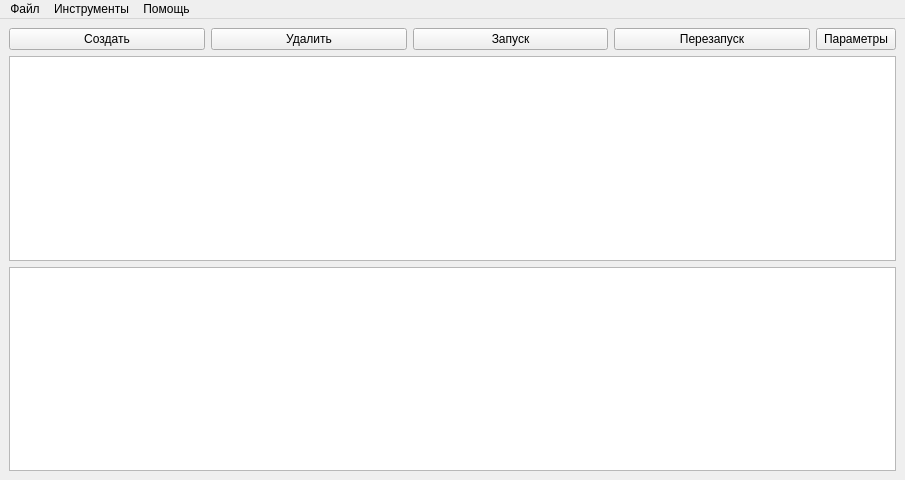
The window that src/autosend/ui/autosend.ui (graph26/AutoSend) describes before a commit, drawn with Qt 5.
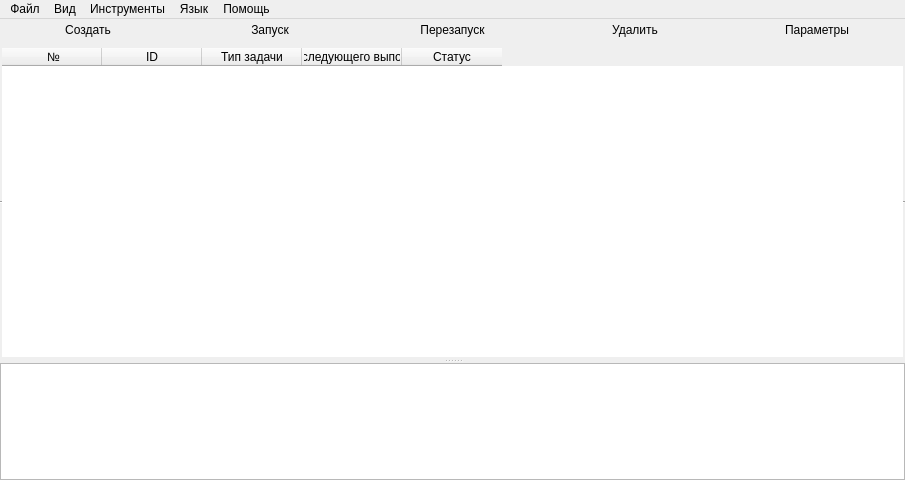
The same window after the commit. Icons and pictures are not drawn.

The edit to the form file:
```diff
--- a/src/autosend/ui/autosend.ui
+++ b/src/autosend/ui/autosend.ui
@@ -14,19 +14,35 @@
    <string>AutoSend</string>
   </property>
   <widget class="QWidget" name="centralwidget">
-   <property name="minimumSize">
-    <size>
-     <width>905</width>
-     <height>217</height>
-    </size>
-   </property>
-   <layout class="QVBoxLayout" name="verticalLayout_2">
-    <item>
      <layout class="QVBoxLayout" name="verticalLayout">
+    <property name="leftMargin">
+     <number>0</number>
+    </property>
+    <property name="topMargin">
+     <number>0</number>
+    </property>
+    <property name="rightMargin">
+     <number>0</number>
+    </property>
+    <property name="bottomMargin">
+     <number>0</number>
+    </property>
       <item>
        <layout class="QHBoxLayout" name="horizontalLayout">
+      <property name="leftMargin">
+       <number>0</number>
+      </property>
+      <property name="topMargin">
+       <number>0</number>
+      </property>
+      <property name="rightMargin">
+       <number>0</number>
+      </property>
+      <property name="bottomMargin">
+       <number>0</number>
+      </property>
         <item>
-         <widget class="QPushButton" name="button_create">
+       <widget class="QToolButton" name="button_create">
           <property name="sizePolicy">
            <sizepolicy hsizetype="Minimum" vsizetype="Minimum">
             <horstretch>0</horstretch>
@@ -46,27 +62,22 @@
             <height>50</height>
            </size>
           </property>
-         </widget>
-        </item>
-        <item>
-         <widget class="QPushButton" name="button_delete">
-          <property name="text">
-           <string>Удалить</string>
-          </property>
-          <property name="icon">
-           <iconset>
-            <normaloff>image/delete.png</normaloff>image/delete.png</iconset>
-          </property>
-          <property name="iconSize">
-           <size>
-            <width>50</width>
-            <height>50</height>
-           </size>
-          </property>
+        <property name="toolButtonStyle">
+         <enum>Qt::ToolButtonTextUnderIcon</enum>
+        </property>
+        <property name="autoRaise">
+         <bool>true</bool>
+        </property>
          </widget>
         </item>
         <item>
-         <widget class="QPushButton" name="button_start">
+       <widget class="QToolButton" name="button_start">
+        <property name="sizePolicy">
+         <sizepolicy hsizetype="Minimum" vsizetype="Fixed">
+          <horstretch>0</horstretch>
+          <verstretch>0</verstretch>
+         </sizepolicy>
+        </property>
           <property name="text">
            <string>Запуск</string>
           </property>
@@ -80,10 +91,22 @@
             <height>50</height>
            </size>
           </property>
+        <property name="toolButtonStyle">
+         <enum>Qt::ToolButtonTextUnderIcon</enum>
+        </property>
+        <property name="autoRaise">
+         <bool>true</bool>
+        </property>
          </widget>
         </item>
         <item>
-         <widget class="QPushButton" name="button_restore">
+       <widget class="QToolButton" name="button_restore">
+        <property name="sizePolicy">
+         <sizepolicy hsizetype="Minimum" vsizetype="Fixed">
+          <horstretch>0</horstretch>
+          <verstretch>0</verstretch>
+         </sizepolicy>
+        </property>
           <property name="text">
            <string>Перезапуск</string>
           </property>
@@ -97,12 +120,47 @@
             <height>50</height>
            </size>
           </property>
+        <property name="toolButtonStyle">
+         <enum>Qt::ToolButtonTextUnderIcon</enum>
+        </property>
+        <property name="autoRaise">
+         <bool>true</bool>
+        </property>
          </widget>
         </item>
         <item>
-         <widget class="QPushButton" name="button_settings">
+       <widget class="QToolButton" name="button_delete">
           <property name="sizePolicy">
-           <sizepolicy hsizetype="Maximum" vsizetype="Minimum">
+         <sizepolicy hsizetype="Minimum" vsizetype="Fixed">
+          <horstretch>0</horstretch>
+          <verstretch>0</verstretch>
+         </sizepolicy>
+        </property>
+        <property name="text">
+         <string>Удалить</string>
+        </property>
+        <property name="icon">
+         <iconset>
+          <normaloff>image/delete.png</normaloff>image/delete.png</iconset>
+        </property>
+        <property name="iconSize">
+         <size>
+          <width>50</width>
+          <height>50</height>
+         </size>
+        </property>
+        <property name="toolButtonStyle">
+         <enum>Qt::ToolButtonTextUnderIcon</enum>
+        </property>
+        <property name="autoRaise">
+         <bool>true</bool>
+        </property>
+       </widget>
+      </item>
+      <item>
+       <widget class="QToolButton" name="button_settings">
+        <property name="sizePolicy">
+         <sizepolicy hsizetype="Minimum" vsizetype="Maximum">
             <horstretch>0</horstretch>
             <verstretch>0</verstretch>
            </sizepolicy>
@@ -132,17 +190,93 @@
           <property name="autoRepeat">
            <bool>false</bool>
           </property>
+        <property name="popupMode">
+         <enum>QToolButton::DelayedPopup</enum>
+        </property>
+        <property name="toolButtonStyle">
+         <enum>Qt::ToolButtonTextUnderIcon</enum>
+        </property>
+        <property name="autoRaise">
+         <bool>true</bool>
+        </property>
+        <property name="arrowType">
+         <enum>Qt::NoArrow</enum>
+        </property>
          </widget>
         </item>
        </layout>
       </item>
       <item>
-       <widget class="QTableView" name="tableView"/>
-      </item>
-      <item>
-       <widget class="QListView" name="listView"/>
-      </item>
-     </layout>
+     <widget class="QSplitter" name="splitter">
+      <property name="orientation">
+       <enum>Qt::Vertical</enum>
+      </property>
+      <widget class="QTableWidget" name="tableWidget">
+       <property name="frameShape">
+        <enum>QFrame::HLine</enum>
+       </property>
+       <property name="frameShadow">
+        <enum>QFrame::Sunken</enum>
+       </property>
+       <property name="sizeAdjustPolicy">
+        <enum>QAbstractScrollArea::AdjustIgnored</enum>
+       </property>
+       <property name="selectionMode">
+        <enum>QAbstractItemView::ExtendedSelection</enum>
+       </property>
+       <property name="selectionBehavior">
+        <enum>QAbstractItemView::SelectItems</enum>
+       </property>
+       <property name="showGrid">
+        <bool>true</bool>
+       </property>
+       <column>
+        <property name="text">
+         <string> №</string>
+        </property>
+       </column>
+       <column>
+        <property name="text">
+         <string>ID</string>
+        </property>
+       </column>
+       <column>
+        <property name="text">
+         <string>Тип задачи</string>
+        </property>
+       </column>
+       <column>
+        <property name="text">
+         <string>Время следующего выполнения</string>
+        </property>
+       </column>
+       <column>
+        <property name="text">
+         <string>Статус</string>
+        </property>
+       </column>
+      </widget>
+      <widget class="QListView" name="listView">
+       <property name="contextMenuPolicy">
+        <enum>Qt::NoContextMenu</enum>
+       </property>
+       <property name="frameShape">
+        <enum>QFrame::StyledPanel</enum>
+       </property>
+       <property name="frameShadow">
+        <enum>QFrame::Plain</enum>
+       </property>
+       <property name="sizeAdjustPolicy">
+        <enum>QAbstractScrollArea::AdjustToContentsOnFirstShow</enum>
+       </property>
+       <property name="selectionMode">
+        <enum>QAbstractItemView::SingleSelection</enum>
+       </property>
+       <property name="selectionBehavior">
+        <enum>QAbstractItemView::SelectRows</enum>
+       </property>
+      </widget>
+     </widget>
     </item>
    </layout>
   </widget>
@@ -169,9 +303,29 @@
     <property name="title">
      <string>Помощь</string>
     </property>
+    <addaction name="menu_help_github"/>
+    <addaction name="menu_help_telegram"/>
+    <addaction name="menu_help_discord"/>
+   </widget>
+   <widget class="QMenu" name="menu">
+    <property name="title">
+     <string>Язык</string>
+    </property>
+    <addaction name="menu_language_rus"/>
+    <addaction name="menu_language_en"/>
+   </widget>
+   <widget class="QMenu" name="menu_2">
+    <property name="title">
+     <string>Вид</string>
+    </property>
+    <addaction name="menu_view_f11"/>
+    <addaction name="menu_view_theme"/>
+    <addaction name="menu_view_front"/>
    </widget>
    <addaction name="menu_file"/>
+   <addaction name="menu_2"/>
    <addaction name="menu_tools"/>
+   <addaction name="menu"/>
    <addaction name="menu_help"/>
   </widget>
  </widget>
```
Left out of the diff: 112 changed lines with no effect on the pictures. Lines whose indentation alone changed are shown as unchanged.
